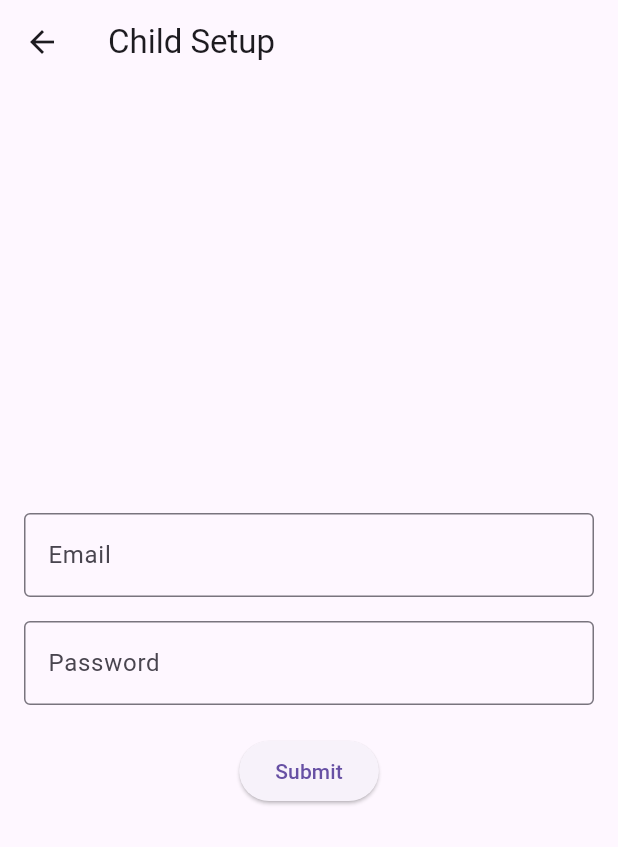
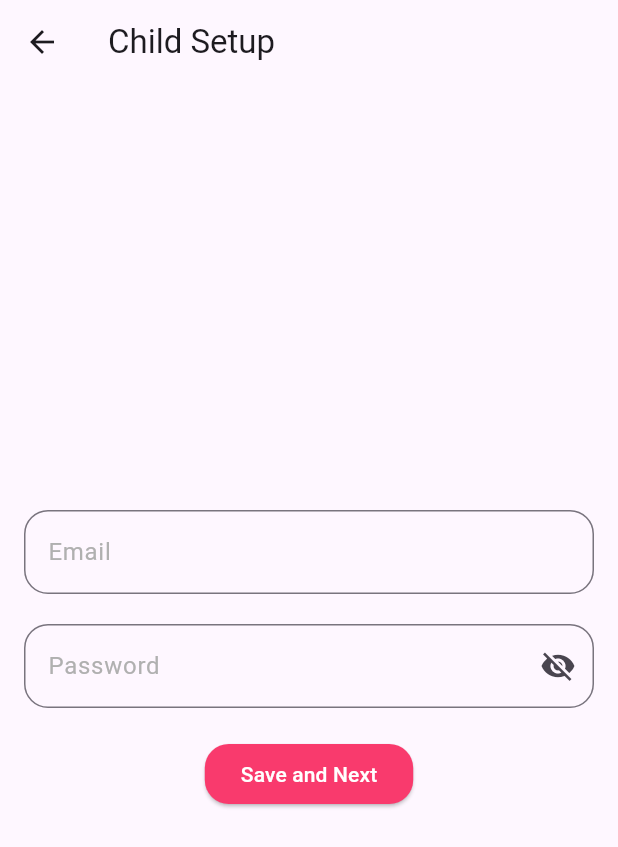
Before and after one commit to Saathi-GSC25/FRONTEND-USER, a Flutter app: the ChildSetupScreen screen opened directly, on a phone screen of 412 x 824 dp. Shown: the top 847 px of the screen. Run offline on Flutter 3.47's test engine with Material 3 defaults, Android fonts, the phone set to English and light mode, and no system bars; our stand-ins replace firebase_auth, firebase_core, google_sign_in, shared_preferences; accounts and stored records are empty.

Commit message:
all authetication, profile updates and child setup completed

```diff
--- a/lib/main.dart
+++ b/lib/main.dart
@@ -3,8 +3,7 @@
 import 'package:firebase_core/firebase_core.dart';
 import 'package:saathi_user/screens/login_screen.dart';
 import 'services/auth_service.dart';
-// import 'screens/auth_checker.dart';
-import 'screens/profile_screen.dart';
+import 'screens/auth_checker.dart';
 
 void main() async {
   WidgetsFlutterBinding.ensureInitialized();
@@ -32,6 +31,6 @@
 
   @override
   Widget build(BuildContext context) {
-    return MaterialApp(title: 'Flutter Auth Demo', home: const LoginScreen());
+    return MaterialApp(title: 'Flutter Auth Demo', home: LoginScreen());
   }
 }
--- a/lib/screens/child_setup.dart
+++ b/lib/screens/child_setup.dart
@@ -1,8 +1,15 @@
 import 'package:flutter/material.dart';
 import 'package:http/http.dart' as http;
 import 'dart:convert';
+import 'home_screen.dart';
 
-class ChildSetupScreen extends StatelessWidget {
+class ChildSetupScreen extends StatefulWidget {
+  @override
+  _ChildSetupScreenState createState() => _ChildSetupScreenState();
+}
+
+class _ChildSetupScreenState extends State<ChildSetupScreen> {
+  bool _isPasswordVisible = false;
   final TextEditingController emailController = TextEditingController();
   final TextEditingController passwordController = TextEditingController();
 
@@ -21,7 +28,7 @@ class ChildSetupScreen extends StatelessWidget {
       // Call Flask backend API
       var response = await http.post(
         Uri.parse(
-          'http://localhost:5000/child-setup',
+          'http://10.0.2.2:5000/child-setup',
         ), // Update with your Flask server URL
         headers: {'Content-Type': 'application/json'},
         body: json.encode({'email': email, 'password': password}),
@@ -31,9 +38,9 @@ class ChildSetupScreen extends StatelessWidget {
         ScaffoldMessenger.of(context).showSnackBar(
           const SnackBar(content: Text("Credentials submitted successfully!")),
         );
-        Navigator.pushNamed(
+        Navigator.push(
           context,
-          '/profile',
+          MaterialPageRoute(builder: (context) => HomeScreen()),
         ); // Navigate to profile on success
       } else {
         ScaffoldMessenger.of(context).showSnackBar(
@@ -58,24 +65,49 @@ class ChildSetupScreen extends StatelessWidget {
           children: [
             TextField(
               controller: emailController,
-              decoration: const InputDecoration(
+              decoration: InputDecoration(
                 labelText: "Email",
-                border: OutlineInputBorder(),
+                labelStyle: const TextStyle(color: Color(0xFFB0B0B0)),
+                border: OutlineInputBorder(
+                  borderRadius: BorderRadius.circular(16.0),
+                ),
               ),
             ),
-            const SizedBox(height: 16),
+            const SizedBox(height: 20),
             TextField(
               controller: passwordController,
-              decoration: const InputDecoration(
+              obscureText: !_isPasswordVisible,
+              decoration: InputDecoration(
                 labelText: "Password",
-                border: OutlineInputBorder(),
+                labelStyle: const TextStyle(color: Color(0xFFB0B0B0)),
+                border: OutlineInputBorder(
+                  borderRadius: BorderRadius.circular(16.0),
+                ),
+                suffixIcon: IconButton(
+                  icon: Icon(
+                    _isPasswordVisible
+                        ? Icons.visibility
+                        : Icons.visibility_off,
+                  ),
+                  onPressed: () {
+                    setState(() {
+                      _isPasswordVisible = !_isPasswordVisible;
+                    });
+                  },
+                ),
               ),
-              obscureText: true,
             ),
             const SizedBox(height: 20),
             ElevatedButton(
               onPressed: () => submitCredentials(context),
-              child: const Text("Submit"),
+              child: const Text("Save and Next"),
+              style: ElevatedButton.styleFrom(
+                backgroundColor: const Color(0xFFF93A6D),
+                foregroundColor: Colors.white,
+                shape: RoundedRectangleBorder(
+                  borderRadius: BorderRadius.circular(16.0),
+                ),
+              ),
             ),
           ],
         ),
--- a/lib/screens/profile_screen.dart
+++ b/lib/screens/profile_screen.dart
@@ -2,6 +2,7 @@ import 'package:flutter/material.dart';
 import 'package:http/http.dart' as http;
 import 'dart:convert';
 import 'package:shared_preferences/shared_preferences.dart';
+import 'child_setup.dart';
 
 Future<void> saveUUID(String uuid) async {
   final prefs = await SharedPreferences.getInstance();
@@ -87,6 +88,10 @@ class _ProfileScreenState extends State<ProfileScreen> {
           selectedGender = null;
           selectedCategories.clear();
         });
+        Navigator.push(
+          context,
+          MaterialPageRoute(builder: (context) => ChildSetupScreen()),
+        );
       } else {
         ScaffoldMessenger.of(context).showSnackBar(
           SnackBar(content: Text("Error saving profile: ${response.body}")),
```
